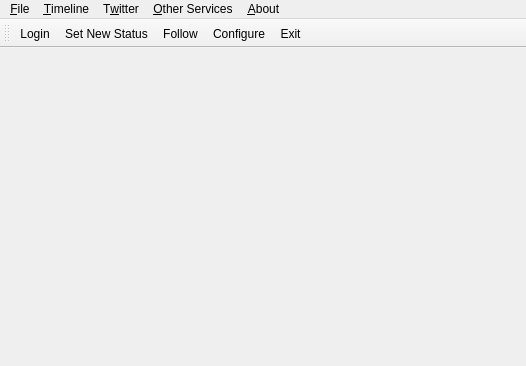
Above: Ui/mainWindow.ui from KarenMarkosyan/qttwitter before the change. Below: the same form after it.
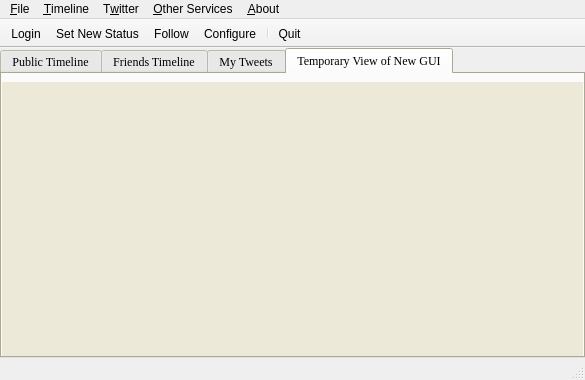
That is the form after the change. Icons and pictures are not drawn.

Diff of the .ui file:
```diff
--- a/Ui/mainWindow.ui
+++ b/Ui/mainWindow.ui
@@ -1,103 +1,500 @@
 <ui version="4.0" >
  <class>MainWindow</class>
- <widget class="QMainWindow" name="MainWindow" >
-  <property name="geometry" >
+ <widget class="QMainWindow" name="MainWindow">
+  <property name="geometry">
    <rect>
     <x>0</x>
     <y>0</y>
-    <width>526</width>
-    <height>366</height>
+    <width>585</width>
+    <height>380</height>
    </rect>
   </property>
-  <property name="windowTitle" >
-   <string>Twitter Client made in qt , This is UI First</string>
+  <property name="sizePolicy">
+   <sizepolicy hsizetype="Minimum" vsizetype="Minimum">
+    <horstretch>0</horstretch>
+    <verstretch>0</verstretch>
+   </sizepolicy>
   </property>
-  <property name="windowIcon" >
-   <iconset resource="../images/images.qrc" >
+  <property name="minimumSize">
+   <size>
+    <width>585</width>
+    <height>380</height>
+   </size>
+  </property>
+  <property name="windowTitle">
+   <string>Qwitter Book - A Qt-based Twitter and Facebook Client</string>
+  </property>
+  <property name="windowIcon">
+   <iconset resource="../images/images.qrc">
     <normaloff>:/twitter/TwitterPostIcon.png</normaloff>:/twitter/TwitterPostIcon.png</iconset>
   </property>
-  <property name="layoutDirection" >
-   <enum>Qt::LeftToRight</enum>
-  </property>
-  <property name="autoFillBackground" >
+  <property name="autoFillBackground">
    <bool>false</bool>
   </property>
-  <property name="styleSheet" >
-   <string notr="true" />
-  </property>
-  <widget class="QWidget" name="centralwidget" >
-   <widget class="QLabel" name="twitterImageLabel" >
-    <property name="geometry" >
-     <rect>
-      <x>130</x>
-      <y>80</y>
-      <width>221</width>
-      <height>61</height>
-     </rect>
+  <widget class="QWidget" name="centralwidget">
+   <property name="sizePolicy">
+    <sizepolicy hsizetype="Expanding" vsizetype="Expanding">
+     <horstretch>0</horstretch>
+     <verstretch>0</verstretch>
+    </sizepolicy>
+   </property>
+   <property name="palette">
+    <palette>
+     <active>
+      <colorrole role="Base">
+       <brush brushstyle="SolidPattern">
+        <color alpha="255">
+         <red>255</red>
+         <green>255</green>
+         <blue>255</blue>
+        </color>
+       </brush>
+      </colorrole>
+     </active>
+     <inactive>
+      <colorrole role="Base">
+       <brush brushstyle="SolidPattern">
+        <color alpha="255">
+         <red>255</red>
+         <green>255</green>
+         <blue>255</blue>
+        </color>
+       </brush>
+      </colorrole>
+     </inactive>
+     <disabled>
+      <colorrole role="Base">
+       <brush brushstyle="SolidPattern">
+        <color alpha="255">
+         <red>236</red>
+         <green>233</green>
+         <blue>216</blue>
+        </color>
+       </brush>
+      </colorrole>
+     </disabled>
+    </palette>
+   </property>
+   <layout class="QGridLayout" name="gridLayout">
+    <property name="margin">
+     <number>0</number>
     </property>
-    <property name="text" >
-     <string/>
+    <property name="spacing">
+     <number>0</number>
     </property>
-    <property name="pixmap" >
-     <pixmap resource="../images/images.qrc" >:/twitter/Twitter.png</pixmap>
-    </property>
-   </widget>
-   <widget class="QLabel" name="textLabelMainWindow" >
-    <property name="geometry" >
-     <rect>
-      <x>10</x>
-      <y>0</y>
-      <width>511</width>
-      <height>291</height>
-     </rect>
-    </property>
-    <property name="layoutDirection" >
-     <enum>Qt::LeftToRight</enum>
-    </property>
-    <property name="autoFillBackground" >
-     <bool>false</bool>
-    </property>
-    <property name="text" >
-     <string/>
-    </property>
-    <property name="textFormat" >
-     <enum>Qt::RichText</enum>
-    </property>
-    <property name="scaledContents" >
-     <bool>true</bool>
-    </property>
-    <property name="alignment" >
-     <set>Qt::AlignLeading|Qt::AlignLeft|Qt::AlignTop</set>
-    </property>
-    <property name="wordWrap" >
-     <bool>true</bool>
-    </property>
-    <property name="openExternalLinks" >
-     <bool>true</bool>
-    </property>
-   </widget>
+    <item row="0" column="0">
+     <widget class="QTabWidget" name="tabWidgetTweetWindow">
+      <property name="enabled">
+       <bool>true</bool>
+      </property>
+      <property name="sizePolicy">
+       <sizepolicy hsizetype="Expanding" vsizetype="Expanding">
+        <horstretch>0</horstretch>
+        <verstretch>0</verstretch>
+       </sizepolicy>
+      </property>
+      <property name="palette">
+       <palette>
+        <active>
+         <colorrole role="Base">
+          <brush brushstyle="SolidPattern">
+           <color alpha="255">
+            <red>255</red>
+            <green>255</green>
+            <blue>255</blue>
+           </color>
+          </brush>
+         </colorrole>
+         <colorrole role="Window">
+          <brush brushstyle="SolidPattern">
+           <color alpha="255">
+            <red>236</red>
+            <green>233</green>
+            <blue>216</blue>
+           </color>
+          </brush>
+         </colorrole>
+        </active>
+        <inactive>
+         <colorrole role="Base">
+          <brush brushstyle="SolidPattern">
+           <color alpha="255">
+            <red>255</red>
+            <green>255</green>
+            <blue>255</blue>
+           </color>
+          </brush>
+         </colorrole>
+         <colorrole role="Window">
+          <brush brushstyle="SolidPattern">
+           <color alpha="255">
+            <red>236</red>
+            <green>233</green>
+            <blue>216</blue>
+           </color>
+          </brush>
+         </colorrole>
+        </inactive>
+        <disabled>
+         <colorrole role="Base">
+          <brush brushstyle="SolidPattern">
+           <color alpha="255">
+            <red>236</red>
+            <green>233</green>
+            <blue>216</blue>
+           </color>
+          </brush>
+         </colorrole>
+         <colorrole role="Window">
+          <brush brushstyle="SolidPattern">
+           <color alpha="255">
+            <red>236</red>
+            <green>233</green>
+            <blue>216</blue>
+           </color>
+          </brush>
+         </colorrole>
+        </disabled>
+       </palette>
+      </property>
+      <property name="font">
+       <font>
+        <family>Georgia</family>
+       </font>
+      </property>
+      <property name="focusPolicy">
+       <enum>Qt::TabFocus</enum>
+      </property>
+      <property name="toolTip">
+       <string/>
+      </property>
+      <property name="statusTip">
+       <string/>
+      </property>
+      <property name="tabPosition">
+       <enum>QTabWidget::North</enum>
+      </property>
+      <property name="tabShape">
+       <enum>QTabWidget::Rounded</enum>
+      </property>
+      <property name="currentIndex">
+       <number>3</number>
+      </property>
+      <property name="elideMode">
+       <enum>Qt::ElideMiddle</enum>
+      </property>
+      <widget class="QWidget" name="tabPublicTimeline">
+       <property name="sizePolicy">
+        <sizepolicy hsizetype="Expanding" vsizetype="Expanding">
+         <horstretch>0</horstretch>
+         <verstretch>0</verstretch>
+        </sizepolicy>
+       </property>
+       <attribute name="title">
+        <string>Public Timeline</string>
+       </attribute>
+       <layout class="QGridLayout" name="gridLayout_2">
+        <property name="margin">
+         <number>0</number>
+        </property>
+        <property name="spacing">
+         <number>0</number>
+        </property>
+        <item row="0" column="0">
+         <widget class="QTextBrowser" name="textBrowserPT">
+          <property name="palette">
+           <palette>
+            <active>
+             <colorrole role="Base">
+              <brush brushstyle="SolidPattern">
+               <color alpha="0">
+                <red>255</red>
+                <green>255</green>
+                <blue>255</blue>
+               </color>
+              </brush>
+             </colorrole>
+            </active>
+            <inactive>
+             <colorrole role="Base">
+              <brush brushstyle="SolidPattern">
+               <color alpha="0">
+                <red>255</red>
+                <green>255</green>
+                <blue>255</blue>
+               </color>
+              </brush>
+             </colorrole>
+            </inactive>
+            <disabled>
+             <colorrole role="Base">
+              <brush brushstyle="SolidPattern">
+               <color alpha="255">
+                <red>236</red>
+                <green>233</green>
+                <blue>216</blue>
+               </color>
+              </brush>
+             </colorrole>
+            </disabled>
+           </palette>
+          </property>
+          <property name="font">
+           <font>
+            <family>Lucida Grande</family>
+           </font>
+          </property>
+          <property name="cursor" stdset="0">
+           <cursorShape>IBeamCursor</cursorShape>
+          </property>
+          <property name="statusTip">
+           <string>So many people. so much traffic... But let's see what everyone else is doing :-)</string>
+          </property>
+          <property name="openExternalLinks">
+           <bool>true</bool>
+          </property>
+         </widget>
+        </item>
+       </layout>
+      </widget>
+      <widget class="QWidget" name="tabFriendsTimeline">
+       <property name="sizePolicy">
+        <sizepolicy hsizetype="Expanding" vsizetype="Expanding">
+         <horstretch>0</horstretch>
+         <verstretch>0</verstretch>
+        </sizepolicy>
+       </property>
+       <attribute name="title">
+        <string>Friends Timeline</string>
+       </attribute>
+       <layout class="QGridLayout" name="gridLayout_3">
+        <property name="margin">
+         <number>0</number>
+        </property>
+        <property name="spacing">
+         <number>0</number>
+        </property>
+        <item row="0" column="0">
+         <widget class="QTextBrowser" name="textBrowserFT">
+          <property name="palette">
+           <palette>
+            <active>
+             <colorrole role="Base">
+              <brush brushstyle="SolidPattern">
+               <color alpha="0">
+                <red>255</red>
+                <green>255</green>
+                <blue>255</blue>
+               </color>
+              </brush>
+             </colorrole>
+            </active>
+            <inactive>
+             <colorrole role="Base">
+              <brush brushstyle="SolidPattern">
+               <color alpha="0">
+                <red>255</red>
+                <green>255</green>
+                <blue>255</blue>
+               </color>
+              </brush>
+             </colorrole>
+            </inactive>
+            <disabled>
+             <colorrole role="Base">
+              <brush brushstyle="SolidPattern">
+               <color alpha="255">
+                <red>236</red>
+                <green>233</green>
+                <blue>216</blue>
+               </color>
+              </brush>
+             </colorrole>
+            </disabled>
+           </palette>
+          </property>
+          <property name="font">
+           <font>
+            <family>Lucida Grande</family>
+           </font>
+          </property>
+          <property name="cursor" stdset="0">
+           <cursorShape>IBeamCursor</cursorShape>
+          </property>
+          <property name="statusTip">
+           <string>Enjoy the trip to the ecstacy-land within this Friends Tweet Shuttle</string>
+          </property>
+          <property name="openExternalLinks">
+           <bool>true</bool>
+          </property>
+         </widget>
+        </item>
+       </layout>
+      </widget>
+      <widget class="QWidget" name="tabMyTweetsTimeline">
+       <property name="sizePolicy">
+        <sizepolicy hsizetype="Expanding" vsizetype="Expanding">
+         <horstretch>0</horstretch>
+         <verstretch>0</verstretch>
+        </sizepolicy>
+       </property>
+       <attribute name="title">
+        <string>My Tweets</string>
+       </attribute>
+       <layout class="QGridLayout" name="gridLayout_4">
+        <property name="margin">
+         <number>0</number>
+        </property>
+        <property name="spacing">
+         <number>0</number>
+        </property>
+        <item row="0" column="0">
+         <widget class="QTextBrowser" name="textBrowserMTT">
+          <property name="palette">
+           <palette>
+            <active>
+             <colorrole role="Base">
+              <brush brushstyle="SolidPattern">
+               <color alpha="0">
+                <red>255</red>
+                <green>255</green>
+                <blue>255</blue>
+               </color>
+              </brush>
+             </colorrole>
+            </active>
+            <inactive>
+             <colorrole role="Base">
+              <brush brushstyle="SolidPattern">
+               <color alpha="0">
+                <red>255</red>
+                <green>255</green>
+                <blue>255</blue>
+               </color>
+              </brush>
+             </colorrole>
+            </inactive>
+            <disabled>
+             <colorrole role="Base">
+              <brush brushstyle="SolidPattern">
+               <color alpha="255">
+                <red>236</red>
+                <green>233</green>
+                <blue>216</blue>
+               </color>
+              </brush>
+             </colorrole>
+            </disabled>
+           </palette>
+          </property>
+          <property name="cursor" stdset="0">
+           <cursorShape>IBeamCursor</cursorShape>
+          </property>
+          <property name="statusTip">
+           <string>You are currently xooming accross your Tweetverse</string>
+          </property>
+          <property name="openExternalLinks">
+           <bool>true</bool>
+          </property>
+         </widget>
+        </item>
+       </layout>
+      </widget>
+      <widget class="QWidget" name="tabTempNewGui">
+       <property name="sizePolicy">
+        <sizepolicy hsizetype="Expanding" vsizetype="Expanding">
+         <horstretch>0</horstretch>
+         <verstretch>0</verstretch>
+        </sizepolicy>
+       </property>
+       <property name="styleSheet">
+        <string>background-image: url(:/globalStyle/BG_LIGHT);</string>
+       </property>
+       <attribute name="title">
+        <string>Temporary View of New GUI</string>
+       </attribute>
+       <layout class="QHBoxLayout" name="horizontalLayout">
+        <property name="spacing">
+         <number>0</number>
+        </property>
+        <property name="leftMargin">
+         <number>0</number>
+        </property>
+        <property name="topMargin">
+         <number>8</number>
+        </property>
+        <property name="rightMargin">
+         <number>0</number>
+        </property>
+        <property name="bottomMargin">
+         <number>0</number>
+        </property>
+        <item>
+         <widget class="QScrollArea" name="scrollArea">
+          <property name="autoFillBackground">
+           <bool>false</bool>
+          </property>
+          <property name="frameShape">
+           <enum>QFrame::NoFrame</enum>
+          </property>
+          <property name="frameShadow">
+           <enum>QFrame::Sunken</enum>
+          </property>
+          <property name="lineWidth">
+           <number>0</number>
+          </property>
+          <property name="widgetResizable">
+           <bool>true</bool>
+          </property>
+          <widget class="QWidget" name="scrollAreaWidgetContents">
+           <property name="geometry">
+            <rect>
+             <x>0</x>
+             <y>0</y>
+             <width>579</width>
+             <height>268</height>
+            </rect>
+           </property>
+           <layout class="QVBoxLayout" name="newGuiVLayout">
+            <property name="spacing">
+             <number>2</number>
+            </property>
+            <property name="sizeConstraint">
+             <enum>QLayout::SetMinAndMaxSize</enum>
+            </property>
+            <property name="margin">
+             <number>1</number>
+            </property>
+           </layout>
+          </widget>
+         </widget>
+        </item>
+       </layout>
+      </widget>
+     </widget>
+    </item>
+   </layout>
   </widget>
-  <widget class="QMenuBar" name="menubar" >
-   <property name="geometry" >
+  <widget class="QMenuBar" name="menubar">
+   <property name="geometry">
     <rect>
      <x>0</x>
      <y>0</y>
-     <width>526</width>
-     <height>28</height>
+     <width>585</width>
+     <height>24</height>
     </rect>
    </property>
-   <property name="autoFillBackground" >
-    <bool>false</bool>
+   <property name="sizePolicy">
+    <sizepolicy hsizetype="Preferred" vsizetype="Preferred">
+     <horstretch>0</horstretch>
+     <verstretch>0</verstretch>
+    </sizepolicy>
    </property>
-   <property name="styleSheet" >
-    <string notr="true" >font: 75 italic 10pt "Utopia";
-</string>
-   </property>
-   <property name="defaultUp" >
-    <bool>false</bool>
-   </property>
-   <widget class="QMenu" name="menuFile" >
-    <property name="title" >
+   <widget class="QMenu" name="menuFile">
+    <property name="autoFillBackground">
+     <bool>true</bool>
+    </property>
+    <property name="title">
      <string>&amp;File</string>
     </property>
     <addaction name="actionLogin" />
@@ -108,8 +505,11 @@
     <addaction name="actionExit" />
     <addaction name="separator" />
    </widget>
-   <widget class="QMenu" name="menuAbout" >
-    <property name="title" >
+   <widget class="QMenu" name="menuTimeline">
+    <property name="statusTip">
+     <string>View various Twitter Timelines</string>
+    </property>
+    <property name="title">
      <string>&amp;Timeline</string>
     </property>
     <addaction name="actionPublic" />
@@ -117,8 +517,8 @@
     <addaction name="actionOwn" />
     <addaction name="separator" />
    </widget>
-   <widget class="QMenu" name="menuAbout_2" >
-    <property name="title" >
+   <widget class="QMenu" name="menuAbout">
+    <property name="title">
      <string>&amp;About</string>
     </property>
     <addaction name="actionIs_It_Working" />
@@ -127,8 +527,8 @@
     <addaction name="separator" />
     <addaction name="actionHelp" />
    </widget>
-   <widget class="QMenu" name="menuOther_Services" >
-    <property name="title" >
+   <widget class="QMenu" name="menuOther_Services">
+    <property name="title">
      <string>&amp;Other Services</string>
     </property>
     <widget class="QMenu" name="menuSet_FaceBook_Status" >
@@ -147,8 +547,8 @@
     <addaction name="actionView_Images_From_Area" />
     <addaction name="separator" />
    </widget>
-   <widget class="QMenu" name="menuTwitter" >
-    <property name="title" >
+   <widget class="QMenu" name="menuTwitter">
+    <property name="title">
      <string>T&amp;witter</string>
     </property>
     <addaction name="actionSet_New_Status" />
@@ -162,30 +562,32 @@
     <addaction name="actionBlock_Methods" />
     <addaction name="separator" />
    </widget>
-   <addaction name="menuFile" />
-   <addaction name="menuAbout" />
-   <addaction name="menuTwitter" />
-   <addaction name="menuOther_Services" />
-   <addaction name="menuAbout_2" />
+   <addaction name="menuFile"/>
+   <addaction name="menuTimeline"/>
+   <addaction name="menuTwitter"/>
+   <addaction name="menuOther_Services"/>
+   <addaction name="menuAbout"/>
   </widget>
-  <widget class="QToolBar" name="toolBar" >
-   <property name="acceptDrops" >
-    <bool>false</bool>
+  <widget class="QStatusBar" name="statusbar">
+   <property name="font">
+    <font>
+     <family>Lucida Grande</family>
+     <pointsize>7</pointsize>
+    </font>
    </property>
-   <property name="windowTitle" >
+  </widget>
+  <widget class="QToolBar" name="toolBar">
+   <property name="windowTitle">
     <string>toolBar</string>
    </property>
-   <property name="layoutDirection" >
-    <enum>Qt::LeftToRight</enum>
-   </property>
-   <property name="autoFillBackground" >
+   <property name="movable">
     <bool>false</bool>
    </property>
-   <property name="styleSheet" >
-    <string notr="true" />
+   <property name="allowedAreas">
+    <set>Qt::TopToolBarArea</set>
    </property>
-   <property name="movable" >
-    <bool>true</bool>
+   <property name="floatable">
+    <bool>false</bool>
    </property>
    <property name="floatable" >
     <bool>true</bool>
@@ -196,11 +598,12 @@
    <attribute name="toolBarBreak" >
     <bool>false</bool>
    </attribute>
-   <addaction name="actionLogin" />
-   <addaction name="actionSet_New_Status" />
-   <addaction name="actionFollow" />
-   <addaction name="actionConfigure" />
-   <addaction name="actionExit" />
+   <addaction name="actionLogin"/>
+   <addaction name="actionSet_New_Status"/>
+   <addaction name="actionFollow"/>
+   <addaction name="actionConfigure"/>
+   <addaction name="separator"/>
+   <addaction name="actionQuit"/>
   </widget>
   <action name="actionLogin" >
    <property name="enabled" >
@@ -310,8 +713,8 @@
     <iconset resource="../images/images.qrc" >
      <normaloff>:/twitter/application-exit.svg</normaloff>:/twitter/application-exit.svg</iconset>
    </property>
-   <property name="text" >
-    <string>E&amp;xit</string>
+   <property name="text">
+    <string>Exit</string>
    </property>
   </action>
   <action name="actionFacebook_Status_Twitter" >
@@ -340,8 +743,8 @@
     <iconset resource="../images/images.qrc" >
      <normaloff>:/twitter/configure.svg</normaloff>:/twitter/configure.svg</iconset>
    </property>
-   <property name="text" >
-    <string>Configure</string>
+   <property name="text">
+    <string>&amp;Configure</string>
    </property>
   </action>
   <action name="actionSet_New_Status" >
@@ -349,8 +752,8 @@
     <iconset resource="../images/images.qrc" >
      <normaloff>:/twitter/im-status-message-edit.svg</normaloff>:/twitter/im-status-message-edit.svg</iconset>
    </property>
-   <property name="text" >
-    <string>Set New Status</string>
+   <property name="text">
+    <string>&amp;Set New Status</string>
    </property>
   </action>
   <action name="actionFollow" >
@@ -358,8 +761,8 @@
     <iconset resource="../images/images.qrc" >
      <normaloff>:/twitter/add-profile.svg</normaloff>:/twitter/add-profile.svg</iconset>
    </property>
-   <property name="text" >
-    <string>Follow</string>
+   <property name="text">
+    <string>&amp;Follow</string>
    </property>
   </action>
   <action name="actionLeave" >
@@ -422,8 +825,20 @@
    <property name="enabled" >
     <bool>false</bool>
    </property>
-   <property name="text" >
-    <string>View Images From Area</string>
+  </action>
+  <action name="actionQuit">
+   <property name="icon">
+    <iconset resource="../images/images.qrc">
+     <normaloff>:/twitter/appQuitIcon</normaloff>:/twitter/appQuitIcon</iconset>
+   </property>
+   <property name="text">
+    <string>&amp;Quit</string>
+   </property>
+   <property name="shortcut">
+    <string>Ctrl+Q</string>
+   </property>
+   <property name="shortcutContext">
+    <enum>Qt::ApplicationShortcut</enum>
    </property>
   </action>
  </widget>
```
Left out of the diff: 308 changed lines with no effect on the pictures.
